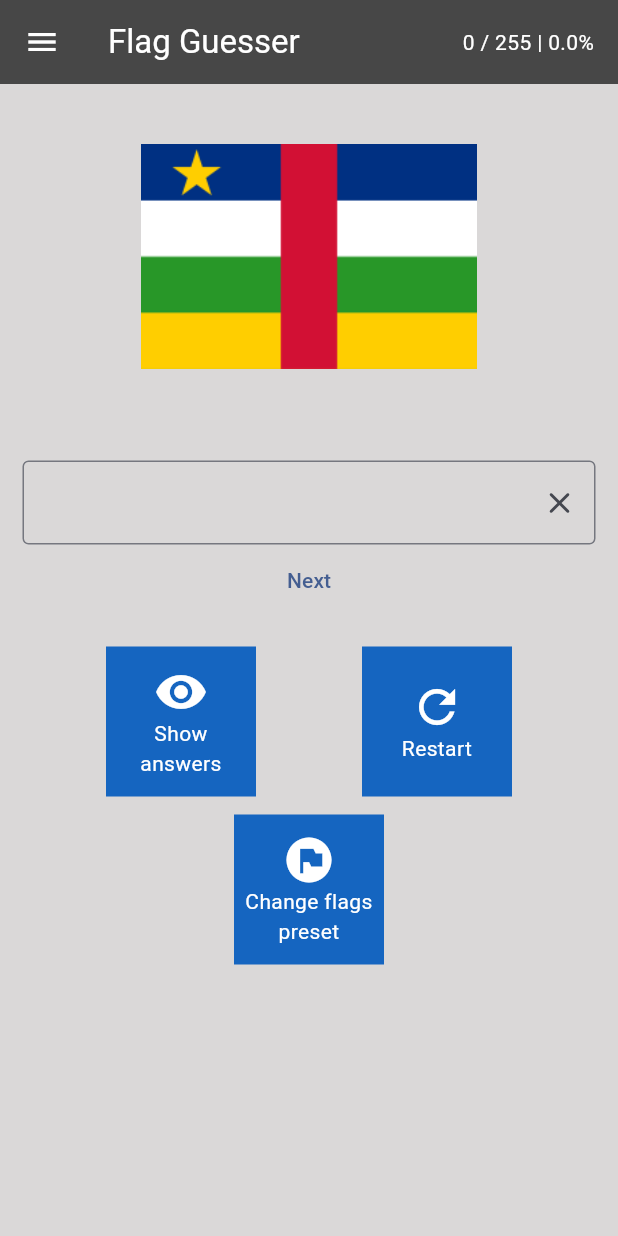
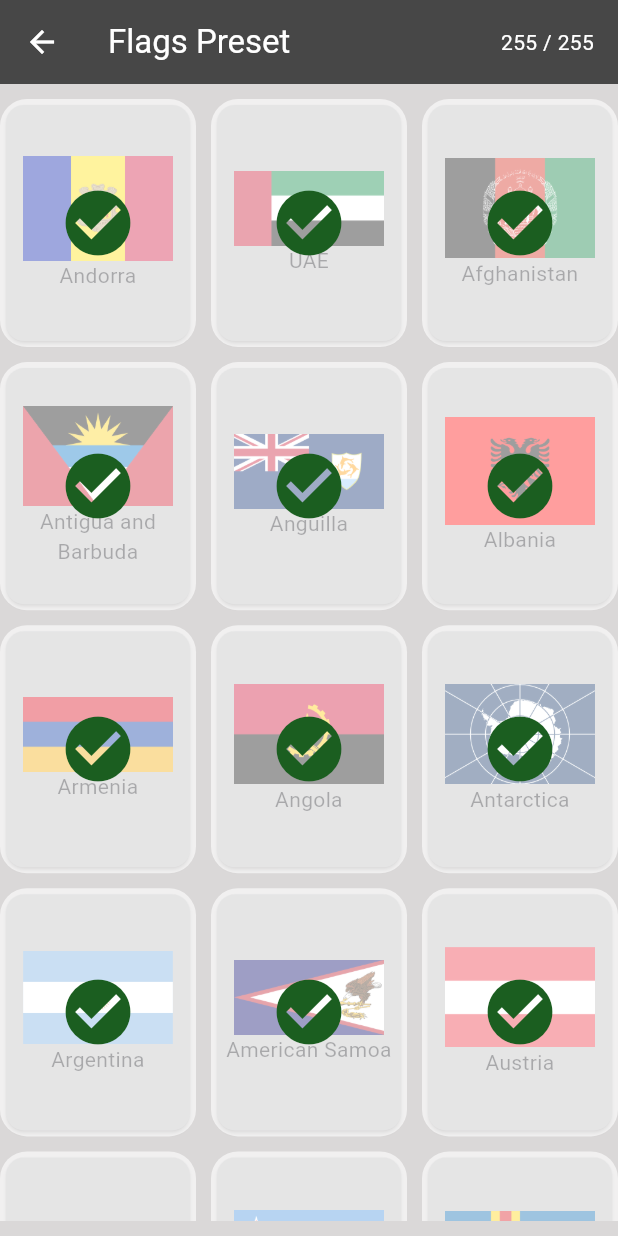
Before and after one commit to Ronald198/FlagGuesser, a Flutter app: the screen it shows after launch, after a tap on "Change flags preset", on a phone screen of 412 x 824 dp. Run offline on Flutter 3.47's test engine with Material 3 defaults, Android fonts, the phone set to English and light mode, and no system bars.

Commit message:
Added change preset but still bugs

```diff
--- a/lib/pages/flags_catalog_page.dart
+++ b/lib/pages/flags_catalog_page.dart
@@ -51,10 +51,9 @@ class _FlagCatalogState extends State<FlagCatalog> {
     );
   }
 
-  /// Gets a random flag that is not found and returns its image asset link.
   Widget flagTile(int index) {
-    String imageLink = "assets/country-flags/${CountriesApi.countries[index].toLowerCase()}.png";
-    String countryName = CountriesApi.getNameFromKey(CountriesApi.countries[index])!;
+    String imageLink = "assets/country-flags/${CountriesApi.allCountries[index].toLowerCase()}.png";
+    String countryName = CountriesApi.getNameFromKey(CountriesApi.allCountries[index])!;
 
     return Card(
       color: const Color.fromARGB(255, 186, 186, 187),
--- /dev/null
+++ b/lib/pages/flags_preset_page.dart
@@ -0,0 +1,190 @@
+import 'dart:math';
+
+import 'package:flagguesser/constants.dart';
+import 'package:flagguesser/pages/home_page.dart';
+import 'package:flagguesser/services/countries.dart';
+import 'package:flutter/material.dart';
+
+class FlagPreset extends StatefulWidget {
+  final Function refreshHomePageCallback;
+
+  const FlagPreset({super.key, required this.refreshHomePageCallback });
+
+  @override
+  State<FlagPreset> createState() => _FlagPresetState();
+}
+
+class _FlagPresetState extends State<FlagPreset> {
+  @override
+  Widget build(BuildContext context) {
+    return Scaffold(
+      appBar: getHeader(),
+      body: getBody(),
+    );
+  }
+
+  PreferredSizeWidget getHeader() {
+    return AppBar(
+      title: const Text("Flags Preset"),
+      actions: [
+        Padding(
+          padding: const EdgeInsets.only(right: 16),
+          child: Text("${CountriesApi.chosenPresetLength} / 255"),
+        )
+      ],
+    );
+  }
+
+  Widget getBody() {
+    return Padding(
+      padding: const EdgeInsets.only(top: 10, bottom: 10),
+      child: RawScrollbar(
+        thumbColor: FlagGuesserPalette.mainColor,
+        thickness: 8,
+        radius: const Radius.circular(30),
+        crossAxisMargin: 2,
+        child: GridView(
+          gridDelegate: const SliverGridDelegateWithFixedCrossAxisCount(
+            crossAxisCount: 3,
+            crossAxisSpacing: 10,
+            mainAxisSpacing: 10,
+            childAspectRatio: 0.79
+          ),
+          children: [
+            for (int i = 0; i < 255; i++) ...[
+              flagTile(i)
+            ],
+          ],
+        ),
+      ),
+    );
+  }
+
+  Widget flagTile(int index) {
+    bool isContained = false;
+    String countryKey = CountriesApi.allCountries[index];
+    String imageLink = "assets/country-flags/${countryKey.toLowerCase()}.png";
+    String countryName = CountriesApi.getNameFromKey(countryKey)!;
+
+    if (CountriesApi.chosenPreset.contains(countryKey))
+    {
+      isContained = true;
+    }
+
+    return InkWell(
+      onTap: () {
+        if (FlagGuessingData.countriesFound != 0) // ongoing game
+        {
+          showDialog(
+            context: context,
+            builder: (context) {
+              return AlertDialog(
+                title: const Text("Confirm"),
+                content: const Text("Changing the preset restarts the current game. Are you sure you want to continue?"),
+                actions: [
+                  TextButton(
+                    onPressed: () {
+                      if (isContained) {
+                        removeFlagFromPreset(countryKey);
+                        isContained = false;
+                      }
+                      else {
+                        addFlagToPreset(countryKey);
+                        isContained = true;
+                      }
+
+                      FlagGuessingData.countries = CountriesApi.chosenPreset.toList();
+                      FlagGuessingData.countriesFound = 0;
+                      FlagGuessingData.countriesFoundPercentage = 0;
+                      FlagGuessingData.countryIndex = Random().nextInt(CountriesApi.chosenPresetLength);
+                      FlagGuessingData.countryKey = FlagGuessingData.countries[FlagGuessingData.countryIndex];
+                      FlagGuessingData.imageLink = "assets/country-flags/${FlagGuessingData.countryKey.toLowerCase()}.png";
+                      FlagGuessingData.answer = CountriesApi.getNameFromKey(FlagGuessingData.countryKey)!;
+
+                      Navigator.pop(context);
+
+                      widget.refreshHomePageCallback();
+                      setState(() { });
+                      return;
+                    },
+                    child: const Text("Yes"),
+                  ),
+                  TextButton(
+                    onPressed: () {
+                      Navigator.pop(context);
+
+                      return;
+                    },
+                    child: const Text("No"),
+                  ),
+                ],
+              );
+            },
+          );
+        }
+        else
+        {
+          if (isContained) {
+            removeFlagFromPreset(countryKey);
+            isContained = false;
+          }
+          else {
+            addFlagToPreset(countryKey);
+            isContained = true;
+          }
+
+          widget.refreshHomePageCallback();
+          setState(() { });
+        }
+      },
+      child: Stack(
+        fit: StackFit.expand,
+        children: [
+          Card(
+            color: const Color.fromARGB(255, 186, 186, 187),
+            child: Column(
+              mainAxisSize: MainAxisSize.max,
+              mainAxisAlignment: MainAxisAlignment.center,
+              children: [
+                Image.asset(imageLink, width: 100,),
+                Text(countryName, textAlign: TextAlign.center,)
+              ],
+            ),
+          ),
+          if (isContained) ...[
+            Container(
+              decoration: BoxDecoration(
+                color: const Color.fromARGB(158, 255, 255, 255),
+                borderRadius: BorderRadius.circular(18),
+              ),
+            ),
+            Icon(Icons.check_circle, color: Colors.green.shade900, size: 52,)
+          ],
+        ],
+      ),
+    );
+  }
+
+  /// Removes flag to preset
+  void removeFlagFromPreset(String countryKey) {
+    CountriesApi.chosenPreset.remove(countryKey);
+    CountriesApi.chosenPresetLength--;
+
+    if (FlagGuessingData.countryKey == countryKey)
+    {
+      FlagGuessingData.countries = CountriesApi.chosenPreset;
+      FlagGuessingData.countriesFound = 0;
+      FlagGuessingData.countriesFoundPercentage = 0;
+      FlagGuessingData.countryIndex = Random().nextInt(CountriesApi.chosenPresetLength);
+      FlagGuessingData.countryKey = FlagGuessingData.countries[FlagGuessingData.countryIndex];
+      FlagGuessingData.imageLink = "assets/country-flags/${FlagGuessingData.countryKey.toLowerCase()}.png";
+      FlagGuessingData.answer = CountriesApi.getNameFromKey(FlagGuessingData.countryKey)!;
+    }
+  }
+
+  /// Adds flag to preset
+  void addFlagToPreset(String countryKey) {
+    CountriesApi.chosenPreset.add(countryKey);
+    CountriesApi.chosenPresetLength++;
+  }
+}
--- a/lib/pages/home_page.dart
+++ b/lib/pages/home_page.dart
@@ -1,11 +1,10 @@
 import 'dart:math';
 
+import 'package:flagguesser/pages/flags_preset_page.dart';
 import 'package:flagguesser/widgets/drawer.dart';
 import 'package:flagguesser/widgets/square_button.dart';
 import 'package:flagguesser/services/countries.dart';
-import 'package:flutter/cupertino.dart';
 import 'package:flutter/material.dart';
-import 'package:flutter/widgets.dart';
 
 class HomePage extends StatefulWidget {
   const HomePage({super.key});
@@ -14,19 +13,15 @@ class HomePage extends StatefulWidget {
   State<HomePage> createState() => _HomePageState();
 }
 
-class _HomePageState extends State<HomePage> {
-  TextEditingController countryNameTextField = TextEditingController();
+class FlagGuessingData {
+  static int countriesFound = 0;
+  static double countriesFoundPercentage = 0;
+  static late String imageLink;
+  static late int countryIndex;
+  static late String countryKey;
+  static late String answer;
 
-  int countriesFound = 0;
-  double countriesFoundPercentage = 0;
-  late String imageLink;
-  late int countryIndex;
-  late String answer;
-  late FocusNode countryNameInputFocusNode;
-
-  bool showAnswer = false;
-
-  List<String> countries = [
+  static List<String> countries = [
     "AD", "AE", "AF", "AG", "AI", "AL", "AM", "AO", "AQ", "AR", "AS", "AT", "AU", "AW", "AX", "AZ", "BA", "BB", "BD", "BE", "BF", "BG", "BH", "BI", "BJ",
     "BL", "BM", "BN", "BO", "BQ", "BR", "BS", "BT", "BV", "BW", "BY", "BZ", "CA", "CC", "CD", "CF", "CG", "CH", "CI", "CK", "CL", "CM", "CN", "CO", "CR",
     "CU", "CV", "CW", "CX", "CY", "CZ", "DE", "DJ", "DK", "DM", "DO", "DZ", "EC", "EE", "EG", "EH", "ER", "ES", "ET", "EU", "FI", "FJ", "FK", "FM", "FO",
@@ -39,13 +34,25 @@ class _HomePageState extends State<HomePage> {
     "TL", "TM", "TN", "TO", "TR", "TT", "TV", "TW", "TZ", "UA", "UG", "UM", "US", "UY", "UZ", "VA", "VC", "VE", "VG", "VI", "VN", "VU", "WF", "WS", "XK",
     "YE", "YT", "ZA", "ZM", "ZW",
   ]; // length: 255
+}
+
+class _HomePageState extends State<HomePage> {
+  TextEditingController countryNameTextField = TextEditingController();
+
+  late FocusNode countryNameInputFocusNode;
+
+  bool showAnswer = false;
 
   @override
   void initState() {
     super.initState();
 
     countryNameInputFocusNode = FocusNode();
-    generateNextFlag();
+
+    if(FlagGuessingData.countriesFound == 0) {
+      FlagGuessingData.countries = CountriesApi.chosenPreset;
+      generateNextFlag();
+    }
   }
 
   @override
@@ -63,7 +70,7 @@ class _HomePageState extends State<HomePage> {
       actions: [
         Padding(
           padding: const EdgeInsets.only(right: 16),
-          child: Text("$countriesFound / 255 | ${countriesFoundPercentage.toStringAsPrecision(2)}%"),
+          child: Text("${FlagGuessingData.countriesFound} / ${CountriesApi.chosenPresetLength} | ${FlagGuessingData.countriesFoundPercentage.toStringAsPrecision(2)}%"),
         )
       ],
     );
@@ -77,12 +84,12 @@ class _HomePageState extends State<HomePage> {
             padding: const EdgeInsets.only(top: 40, bottom: 30),
             child: Column(
               children: [
-                Image.asset(imageLink, height: 150,),
+                Image.asset(FlagGuessingData.imageLink, height: 150,),
                 Padding(
                   padding: const EdgeInsets.only(top: 6),
                   child: Visibility(
                     visible: showAnswer,
-                    child: Text(answer, style: const TextStyle(fontSize: 16),)
+                    child: Text(FlagGuessingData.answer, style: const TextStyle(fontSize: 16),)
                   ),
                 ),
               ],
@@ -98,15 +105,11 @@ class _HomePageState extends State<HomePage> {
               controller: countryNameTextField,
               focusNode: countryNameInputFocusNode,
               onChanged: (value) {
-                // if (value.contains("st")) {
-                //   value = value.replaceAll("st", "saint");
-                // }
-
-                if (value.toLowerCase() == answer.toLowerCase()) {
+                if (value.toLowerCase() == FlagGuessingData.answer.toLowerCase()) {
                   countryNameTextField.clear();
 
-                  countries.removeAt(countryIndex);
-                  countriesFound++;
+                  FlagGuessingData.countries.removeAt(FlagGuessingData.countryIndex);
+                  FlagGuessingData.countriesFound++;
                   generateNextFlag();
                 }
               },
@@ -179,9 +182,7 @@ class _HomePageState extends State<HomePage> {
                               actions: [
                                 TextButton(
                                   onPressed: () {
-                                    countries = CountriesApi.countries;
-                                    countriesFound = 0;
-                                    generateNextFlag();
+                                    restartGame();
 
                                     Navigator.pop(context);
                                     setState(() { });
@@ -211,7 +212,11 @@ class _HomePageState extends State<HomePage> {
                     children: [
                       SquareButton(
                         onPress: () {
-
+                          Navigator.of(context).push(
+                            MaterialPageRoute(builder: (context) =>
+                              FlagPreset(refreshHomePageCallback: refreshPage)
+                            )
+                          );
                         },
                         text: "Change flags preset",
                         iconData: Icons.flag_circle,
@@ -234,12 +239,24 @@ class _HomePageState extends State<HomePage> {
     generateNextFlag();
   }
 
+  /// Restart game data and calls a new one to be generated.
+  void restartGame() {
+    FlagGuessingData.countries = CountriesApi.chosenPreset.toList();
+    FlagGuessingData.countriesFound = 0;
+    generateNextFlag();
+  }
+
+  void refreshPage() {
+    setState(() {});
+  }
+
   /// Gets a random flag that is not found and returns its image asset link.
   void generateNextFlag() {
-    countriesFoundPercentage = countriesFound / 255 * 100;
-    countryIndex = Random().nextInt(255 - countriesFound);
-    imageLink = "assets/country-flags/${countries[countryIndex].toLowerCase()}.png";
-    answer = CountriesApi.getNameFromKey(countries[countryIndex])!;
+    FlagGuessingData.countriesFoundPercentage = FlagGuessingData.countriesFound / CountriesApi.chosenPresetLength * 100;
+    FlagGuessingData.countryIndex = Random().nextInt(CountriesApi.chosenPresetLength - FlagGuessingData.countriesFound);
+    FlagGuessingData.countryKey = FlagGuessingData.countries[FlagGuessingData.countryIndex];
+    FlagGuessingData.imageLink = "assets/country-flags/${FlagGuessingData.countryKey.toLowerCase()}.png";
+    FlagGuessingData.answer = CountriesApi.getNameFromKey(FlagGuessingData.countryKey)!;
 
     setState(() { });
   }
--- a/lib/services/countries.dart
+++ b/lib/services/countries.dart
@@ -1,6 +1,35 @@
 class CountriesApi {
-  static List<String> countries = [
+  static List<String> allCountries = [
     "AD", "AE", "AF", "AG", "AI", "AL", "AM", "AO", "AQ", "AR", "AS", "AT", "AU", "AW", "AX", "AZ", "BA", "BB", "BD", "BE", "BF", "BG", "BH", "BI", "BJ",
+    "BL", "BM", "BN", "BO", "BQ", "BR", "BS", "BT", "BV", "BW", "BY", "BZ", "CA", "CC", "CD", "CF", "CG", "CH", "CI", "CK", "CL", "CM", "CN", "CO", "CR",
+    "CU", "CV", "CW", "CX", "CY", "CZ", "DE", "DJ", "DK", "DM", "DO", "DZ", "EC", "EE", "EG", "EH", "ER", "ES", "ET", "EU", "FI", "FJ", "FK", "FM", "FO",
+    "FR", "GA", "GB-ENG", "GB-NIR", "GB-SCT", "GB-WLS", "GB", "GD", "GE", "GF", "GG", "GH", "GI", "GL", "GM", "GN", "GP", "GQ", "GR", "GS", "GT", "GU", "GW", "GY", "HK",
+    "HM", "HN", "HR", "HT", "HU", "ID", "IE", "IL", "IM", "IN", "IO", "IQ", "IR", "IS", "IT", "JE", "JM", "JO", "JP", "KE", "KG", "KH", "KI", "KM", "KN",
+    "KP", "KR", "KW", "KY", "KZ", "LA", "LB", "LC", "LI", "LK", "LR", "LS", "LT", "LU", "LV", "LY", "MA", "MC", "MD", "ME", "MF", "MG", "MH", "MK", "ML",
+    "MM", "MN", "MO", "MP", "MQ", "MR", "MS", "MT", "MU", "MV", "MW", "MX", "MY", "MZ", "NA", "NC", "NE", "NF", "NG", "NI", "NL", "NO", "NP", "NR", "NU",
+    "NZ", "OM", "PA", "PE", "PF", "PG", "PH", "PK", "PL", "PM", "PN", "PR", "PS", "PT", "PW", "PY", "QA", "RE", "RO", "RS", "RU", "RW", "SA", "SB", "SC",
+    "SD", "SE", "SG", "SH", "SI", "SJ", "SK", "SL", "SM", "SN", "SO", "SR", "SS", "ST", "SV", "SX", "SY", "SZ", "TC", "TD", "TF", "TG", "TH", "TJ", "TK",
+    "TL", "TM", "TN", "TO", "TR", "TT", "TV", "TW", "TZ", "UA", "UG", "UM", "US", "UY", "UZ", "VA", "VC", "VE", "VG", "VI", "VN", "VU", "WF", "WS", "XK",
+    "YE", "YT", "ZA", "ZM", "ZW",
+  ]; // length: 255
+
+  static int chosenPresetLength = 255;
+  static List<String> chosenPreset = [
+    "AD", "AE", "AF", "AG", "AI", "AL", "AM", "AO", "AQ", "AR", "AS", "AT", "AU", "AW", "AX", "AZ", "BA", "BB", "BD", "BE", "BF", "BG", "BH", "BI", "BJ",
+    "BL", "BM", "BN", "BO", "BQ", "BR", "BS", "BT", "BV", "BW", "BY", "BZ", "CA", "CC", "CD", "CF", "CG", "CH", "CI", "CK", "CL", "CM", "CN", "CO", "CR",
+    "CU", "CV", "CW", "CX", "CY", "CZ", "DE", "DJ", "DK", "DM", "DO", "DZ", "EC", "EE", "EG", "EH", "ER", "ES", "ET", "EU", "FI", "FJ", "FK", "FM", "FO",
+    "FR", "GA", "GB-ENG", "GB-NIR", "GB-SCT", "GB-WLS", "GB", "GD", "GE", "GF", "GG", "GH", "GI", "GL", "GM", "GN", "GP", "GQ", "GR", "GS", "GT", "GU", "GW", "GY", "HK",
+    "HM", "HN", "HR", "HT", "HU", "ID", "IE", "IL", "IM", "IN", "IO", "IQ", "IR", "IS", "IT", "JE", "JM", "JO", "JP", "KE", "KG", "KH", "KI", "KM", "KN",
+    "KP", "KR", "KW", "KY", "KZ", "LA", "LB", "LC", "LI", "LK", "LR", "LS", "LT", "LU", "LV", "LY", "MA", "MC", "MD", "ME", "MF", "MG", "MH", "MK", "ML",
+    "MM", "MN", "MO", "MP", "MQ", "MR", "MS", "MT", "MU", "MV", "MW", "MX", "MY", "MZ", "NA", "NC", "NE", "NF", "NG", "NI", "NL", "NO", "NP", "NR", "NU",
+    "NZ", "OM", "PA", "PE", "PF", "PG", "PH", "PK", "PL", "PM", "PN", "PR", "PS", "PT", "PW", "PY", "QA", "RE", "RO", "RS", "RU", "RW", "SA", "SB", "SC",
+    "SD", "SE", "SG", "SH", "SI", "SJ", "SK", "SL", "SM", "SN", "SO", "SR", "SS", "ST", "SV", "SX", "SY", "SZ", "TC", "TD", "TF", "TG", "TH", "TJ", "TK",
+    "TL", "TM", "TN", "TO", "TR", "TT", "TV", "TW", "TZ", "UA", "UG", "UM", "US", "UY", "UZ", "VA", "VC", "VE", "VG", "VI", "VN", "VU", "WF", "WS", "XK",
+    "YE", "YT", "ZA", "ZM", "ZW",
+  ];
+
+  static List<String> sporclePreset = [
+    "AD", "AE", "AF", "AG", "AL", "AM", "AO", "AQ", "AR", "AS", "AT", "AU", "AW", "AX", "AZ", "BA", "BB", "BD", "BE", "BF", "BG", "BH", "BI", "BJ",
     "BL", "BM", "BN", "BO", "BQ", "BR", "BS", "BT", "BV", "BW", "BY", "BZ", "CA", "CC", "CD", "CF", "CG", "CH", "CI", "CK", "CL", "CM", "CN", "CO", "CR",
     "CU", "CV", "CW", "CX", "CY", "CZ", "DE", "DJ", "DK", "DM", "DO", "DZ", "EC", "EE", "EG", "EH", "ER", "ES", "ET", "EU", "FI", "FJ", "FK", "FM", "FO",
     "FR", "GA", "GB-ENG", "GB-NIR", "GB-SCT", "GB-WLS", "GB", "GD", "GE", "GF", "GG", "GH", "GI", "GL", "GM", "GN", "GP", "GQ", "GR", "GS", "GT", "GU", "GW", "GY", "HK",
```
